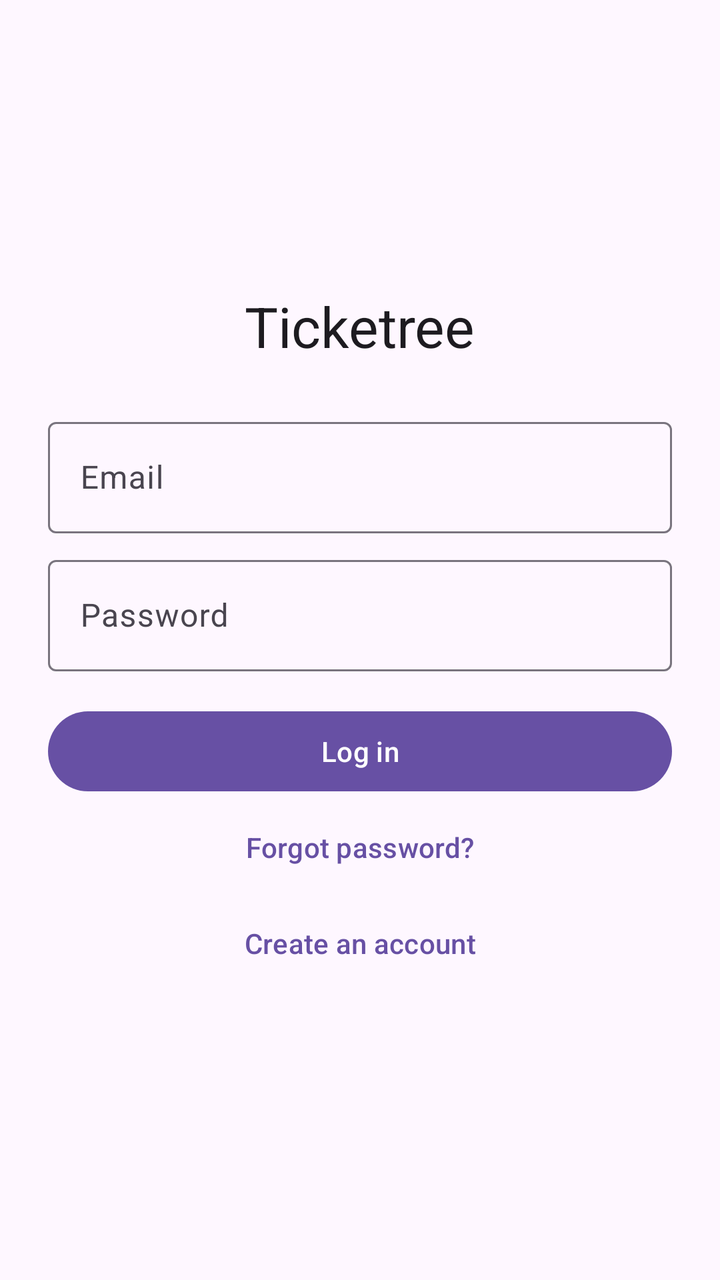
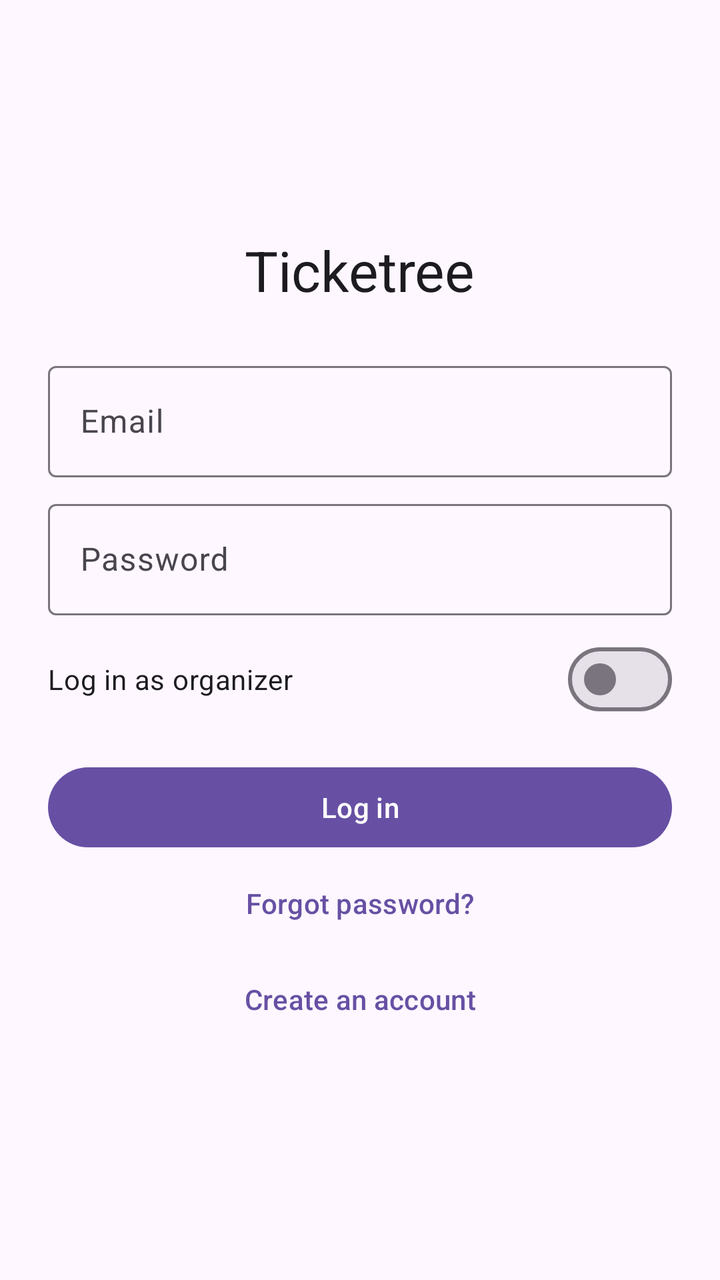

An Android layout rendered at two revisions. The XML below is the earlier revision; the diff shows what the commit changed to produce the second picture.
<!-- AndroidManifest.xml: application theme Theme.Ticketree -->
<!-- res/layout/activity_login.xml -->
<?xml version="1.0" encoding="utf-8"?>
<LinearLayout xmlns:android="http://schemas.android.com/apk/res/android"
    android:layout_width="match_parent"
    android:layout_height="match_parent"
    android:fitsSystemWindows="true"
    android:gravity="center"
    android:orientation="vertical"
    android:padding="24dp">

    <com.google.android.material.textview.MaterialTextView
        android:layout_width="wrap_content"
        android:layout_height="wrap_content"
        android:layout_marginBottom="24dp"
        android:text="Ticketree"
        android:textAppearance="?attr/textAppearanceHeadlineMedium" />

    <com.google.android.material.textfield.TextInputLayout
        style="@style/Widget.Material3.TextInputLayout.OutlinedBox"
        android:layout_width="match_parent"
        android:layout_height="wrap_content"
        android:hint="Email">

        <com.google.android.material.textfield.TextInputEditText
            android:id="@+id/etEmail"
            android:layout_width="match_parent"
            android:layout_height="wrap_content"
            android:inputType="textEmailAddress" />
    </com.google.android.material.textfield.TextInputLayout>

    <com.google.android.material.textfield.TextInputLayout
        style="@style/Widget.Material3.TextInputLayout.OutlinedBox"
        android:layout_width="match_parent"
        android:layout_height="wrap_content"
        android:layout_marginTop="8dp"
        android:hint="Password">

        <com.google.android.material.textfield.TextInputEditText
            android:id="@+id/etPassword"
            android:layout_width="match_parent"
            android:layout_height="wrap_content"
            android:inputType="textPassword" />
    </com.google.android.material.textfield.TextInputLayout>

    <com.google.android.material.button.MaterialButton
        android:id="@+id/btnLogin"
        android:layout_width="match_parent"
        android:layout_height="wrap_content"
        android:layout_marginTop="16dp"
        android:text="Log in" />

    <com.google.android.material.button.MaterialButton
        android:id="@+id/btnForgot"
        style="@style/Widget.Material3.Button.TextButton"
        android:layout_width="match_parent"
        android:layout_height="wrap_content"
        android:text="Forgot password?" />

    <com.google.android.material.button.MaterialButton
        android:id="@+id/btnSignUp"
        style="@style/Widget.Material3.Button.TextButton"
        android:layout_width="match_parent"
        android:layout_height="wrap_content"
        android:text="Create an account" />
</LinearLayout>
<!-- resources referenced by this layout -->
<resources>
  <style name="Theme.Ticketree" parent="Base.Theme.Ticketree" />
  <style name="Base.Theme.Ticketree" parent="Theme.Material3.DayNight.NoActionBar">
          
          
      </style>
</resources>

<!-- the commit's change to res/layout/activity_login.xml (unified diff, before → after) -->
@@ -15,6 +15,7 @@
         android:textAppearance="?attr/textAppearanceHeadlineMedium" />
 
     <com.google.android.material.textfield.TextInputLayout
+        android:id="@+id/tilEmail"
         style="@style/Widget.Material3.TextInputLayout.OutlinedBox"
         android:layout_width="match_parent"
         android:layout_height="wrap_content"
@@ -28,6 +29,7 @@
     </com.google.android.material.textfield.TextInputLayout>
 
     <com.google.android.material.textfield.TextInputLayout
+        android:id="@+id/tilPassword"
         style="@style/Widget.Material3.TextInputLayout.OutlinedBox"
         android:layout_width="match_parent"
         android:layout_height="wrap_content"
@@ -40,6 +42,13 @@
             android:layout_height="wrap_content"
             android:inputType="textPassword" />
     </com.google.android.material.textfield.TextInputLayout>
+
+    <com.google.android.material.materialswitch.MaterialSwitch
+        android:id="@+id/swOrganizer"
+        android:layout_width="match_parent"
+        android:layout_height="wrap_content"
+        android:layout_marginTop="8dp"
+        android:text="Log in as organizer" />
 
     <com.google.android.material.button.MaterialButton
         android:id="@+id/btnLogin"
